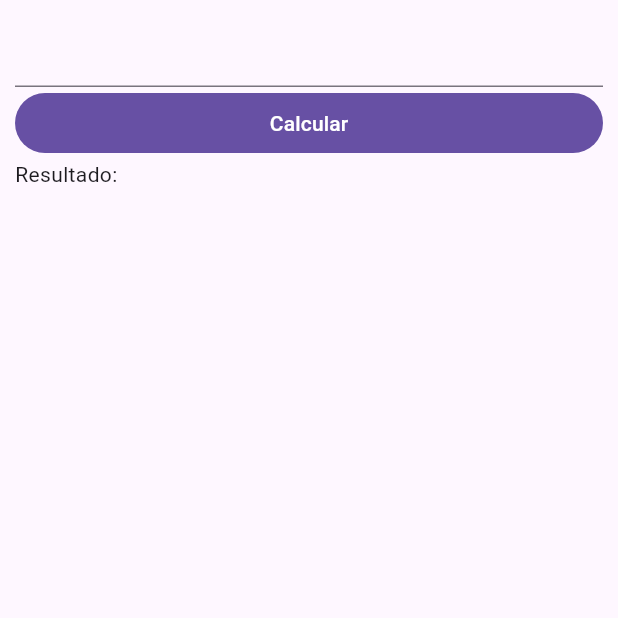
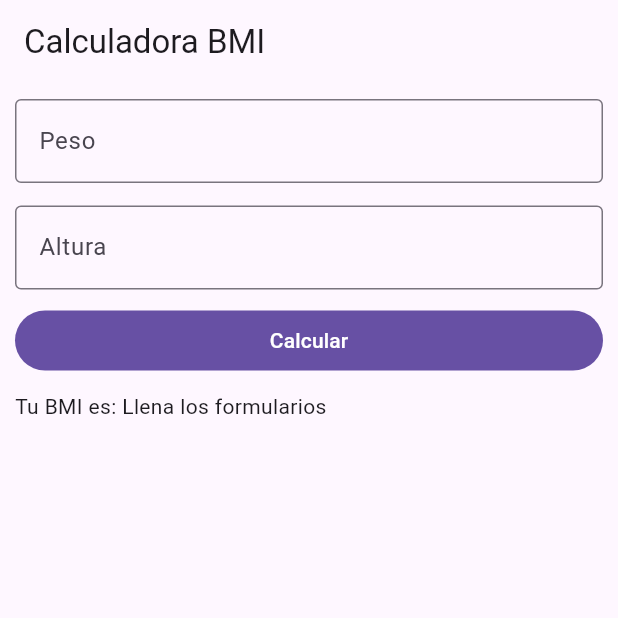
Before and after one commit to BladiCreator/bmi_calculator, a Flutter app: the screen it shows after launch, after a tap on "Calcular", on a phone screen of 412 x 824 dp, the top half of it. Run offline on Flutter 3.47's test engine with Material 2 defaults, Android fonts, the phone set to English and light mode, and no system bars; our stand-ins replace gap.

Commit message:
Gap introducido

```diff
--- a/lib/screens/home.screen.dart
+++ b/lib/screens/home.screen.dart
@@ -1,29 +1,76 @@
 import 'package:flutter/material.dart';
+import 'package:flutter/services.dart';
+import 'package:gap/gap.dart';
 
-class HomeScreen extends StatelessWidget {
+class HomeScreen extends StatefulWidget {
   const HomeScreen({super.key});
 
   @override
+  State<HomeScreen> createState() => _HomeScreenState();
+}
+
+class _HomeScreenState extends State<HomeScreen> {
+  final TextEditingController controllerWeight = TextEditingController();
+  final TextEditingController controllerHight = TextEditingController();
+
+  String result = "";
+  @override
   Widget build(BuildContext context) {
-    final TextEditingController controller = TextEditingController();
-
-    String result = "";
-
     return Scaffold(
+      appBar: AppBar(
+        title: const Text("Calculadora BMI"),
+      ),
       body: Padding(
         padding: const EdgeInsets.all(10.0),
         child: ListView(
           children: [
-            TextFormField(
-              controller: controller,
-            ),
-            FilledButton(onPressed: () {}, child: const Text("Calcular")),
-            Text("Resultado: $result")
+            _buildTextFormField(controllerWeight, "Peso", "Introduzca el peso"),
+            const Gap(15),
+            _buildTextFormField(
+                controllerHight, "Altura", "Introduzca la altura"),
+            const Gap(10),
+            FilledButton(
+                onPressed: _calcularBMI, child: const Text("Calcular")),
+            const Gap(10),
+            Text("Tu BMI es: $result")
           ],
         ),
       ),
     );
   }
 
-  _calcularBMI() {}
+  _calcularBMI() {
+    double hight = double.parse(
+        controllerHight.text.isNotEmpty ? controllerHight.text : "0");
+    double weight = double.parse(
+        controllerWeight.text.isNotEmpty ? controllerWeight.text : "0");
+
+    // Convertir altura a metros si está en centímetros
+    if (hight > 3) {
+      hight /= 100; // Convertir a metros si la altura está en centímetros
+    }
+
+    double bmi = weight / (hight * hight);
+
+    setState(() {
+      result = "${bmi.isNaN ? "Llena los formularios" : bmi}";
+    });
+  }
+
+  Widget _buildTextFormField(
+      TextEditingController controller, String labelText, String hintText) {
+    return TextFormField(
+      controller: controller,
+      keyboardType: TextInputType.number,
+      inputFormatters: <TextInputFormatter>[
+        FilteringTextInputFormatter.allow(RegExp(r'^[0-9]+\.?[0-9]*'))
+      ],
+      decoration: InputDecoration(
+        border: const OutlineInputBorder(),
+        hintText: hintText,
+        labelText: labelText,
+        alignLabelWithHint: true,
+      ),
+    );
+  }
 }
--- a/pubspec.yaml
+++ b/pubspec.yaml
@@ -9,6 +9,7 @@ environment:
 dependencies:
   flutter:
     sdk: flutter
+  gap: ^3.0.1
 
 dev_dependencies:
   flutter_test:
```
Also changed, not shown: pubspec.lock.
